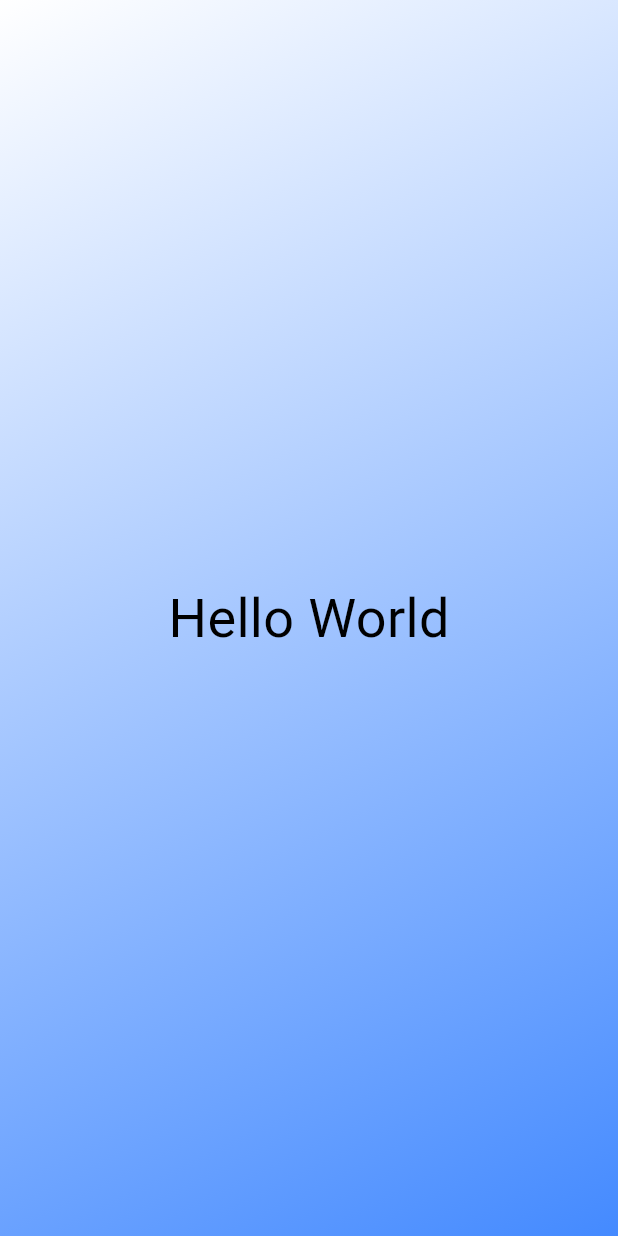
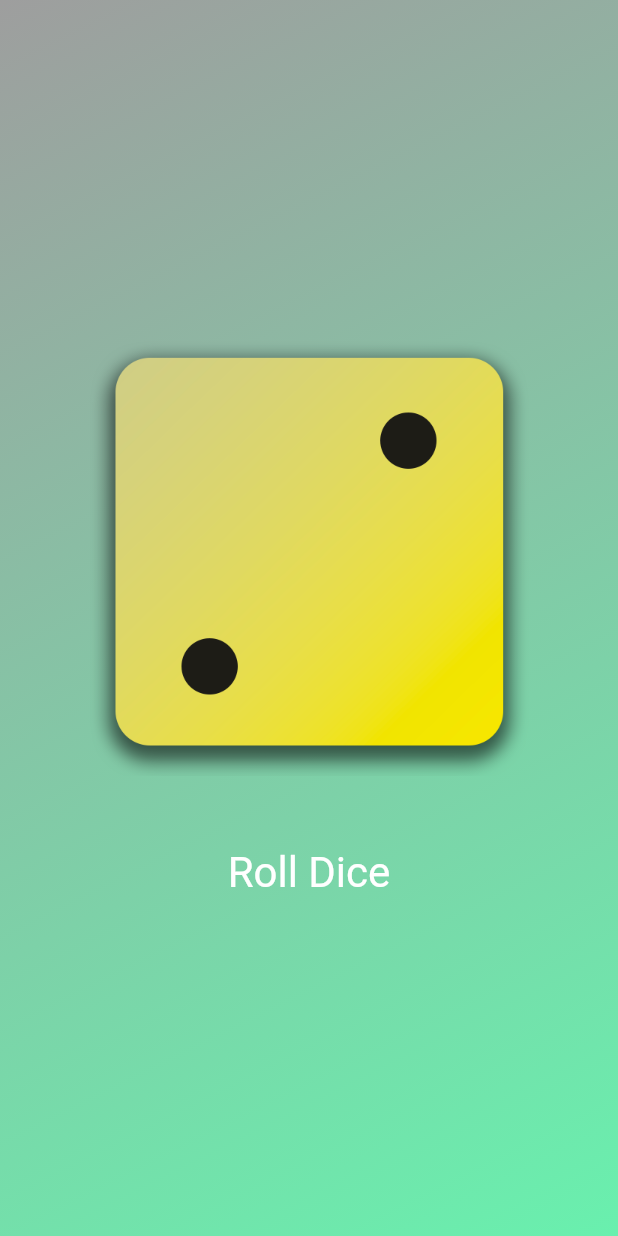
Before and after one commit to samae28/test_flutter, a Flutter app: the screen it shows after launch, on a phone screen of 412 x 824 dp. Run offline on Flutter 3.47's test engine with Material 3 defaults, Android fonts, the phone set to English and light mode, and no system bars.

```diff
--- /dev/null
+++ b/lib/dice_roller.dart
@@ -0,0 +1,53 @@
+import 'dart:math';
+import 'package:flutter/material.dart';
+import 'dice_roller_logic.dart';
+
+// final randomizer = Random();
+
+class DiceRoller extends StatefulWidget {
+  const DiceRoller ({super.key});
+
+  @override
+  State<DiceRoller> createState() {
+    return _DiceRollerState();
+  }
+}
+
+class _DiceRollerState extends State<DiceRoller>{
+
+  final DiceRollerLogic _logic = DiceRollerLogic();
+  // var activeDiceImage = 'assets/images/dice-2.png';
+  // var currentDiceRoll = 2;
+
+  void rollDice() {
+    setState(() {
+      // currentDiceRoll = randomizer.nextInt(6) + 1;
+      _logic.rollDice();
+    });
+  }
+
+  @override
+  Widget build(context) {
+    return Column(
+      mainAxisSize: MainAxisSize.min,
+      children: [
+        Image.asset(
+          'assets/images/dice-${_logic.currentDiceRoll}.png',
+          width: 300,
+        ),
+        const SizedBox(height: 40,),
+        TextButton(
+          onPressed: rollDice,
+          style: TextButton.styleFrom(
+            // padding: const EdgeInsets.only(top: 20),
+            foregroundColor: Colors.white,
+            textStyle: const TextStyle(
+              fontSize: 28,
+            ),
+          ),
+          child: const Text('Roll Dice'),
+        )
+      ],
+    );
+}
+}
--- /dev/null
+++ b/lib/dice_roller_logic.dart
@@ -0,0 +1,11 @@
+import 'dart:math';
+import 'dice_roller.dart';
+
+class DiceRollerLogic {
+  Random random = Random();
+  var currentDiceRoll = 2;
+
+  void rollDice() {
+    currentDiceRoll = random.nextInt(6)+1;
+  }
+}
--- /dev/null
+++ b/lib/gradient_container.dart
@@ -0,0 +1,55 @@
+import 'package:flutter/material.dart';
+import 'package:test_flutter/dice_roller.dart';
+
+const startAlignment = Alignment.topLeft;
+const endAlignment = Alignment.bottomRight;
+
+class GradientContainer extends StatelessWidget {
+  const GradientContainer(this.color1, this.color2, {super.key});
+
+  const GradientContainer.purple({super.key})
+      : color1 = Colors.amber,
+        color2 = Colors.indigo;
+
+  final Color color1;
+  final Color color2;
+
+
+  @override
+  Widget build(context) {
+    return Container(
+      decoration: BoxDecoration(
+        gradient: LinearGradient(
+          colors: [color1, color2],
+          end: endAlignment,
+          begin: startAlignment,
+        ),
+      ),
+      child: const Center(
+        child: DiceRoller(),
+      ),
+    );
+  }
+}
+
+// class GradientContainer extends StatelessWidget {
+//   const GradientContainer({super.key, required this.colors});
+//
+//   final List<Color> colors;
+//
+//   @override
+//   Widget build(context) {
+//     return Container(
+//       decoration: BoxDecoration(
+//         gradient: LinearGradient(
+//           colors: colors,
+//           end: endAlignment,
+//           begin: startAlignment,
+//         ),
+//       ),
+//       child: const Center(
+//         child: StyledTexts('Are you lost, baby girl?'),
+//       ),
+//     );
+//   }
+// }
```
Also changed, not shown: lib/main.dart (+17 -22 lines), lib/styled_text.dart (added, +20 -0 lines), pubspec.yaml (+8 -3 lines), assets/images/dice-1.png (added), assets/images/dice-2.png (added), assets/images/dice-3.png (added), assets/images/dice-4.png (added), assets/images/dice-5.png (added), assets/images/dice-6.png (added), pubspec.lock, 5 other files.
